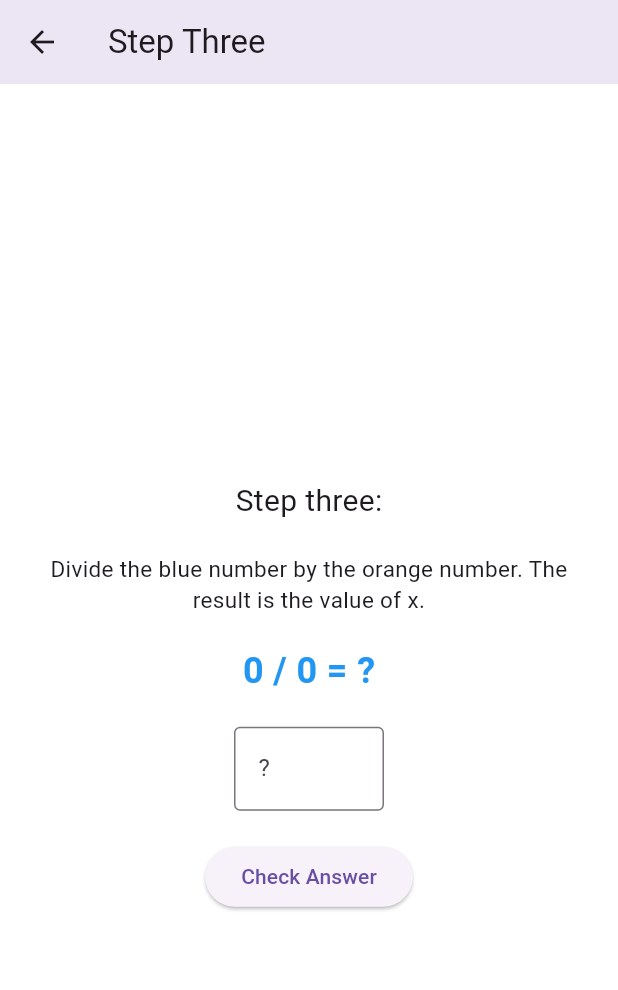
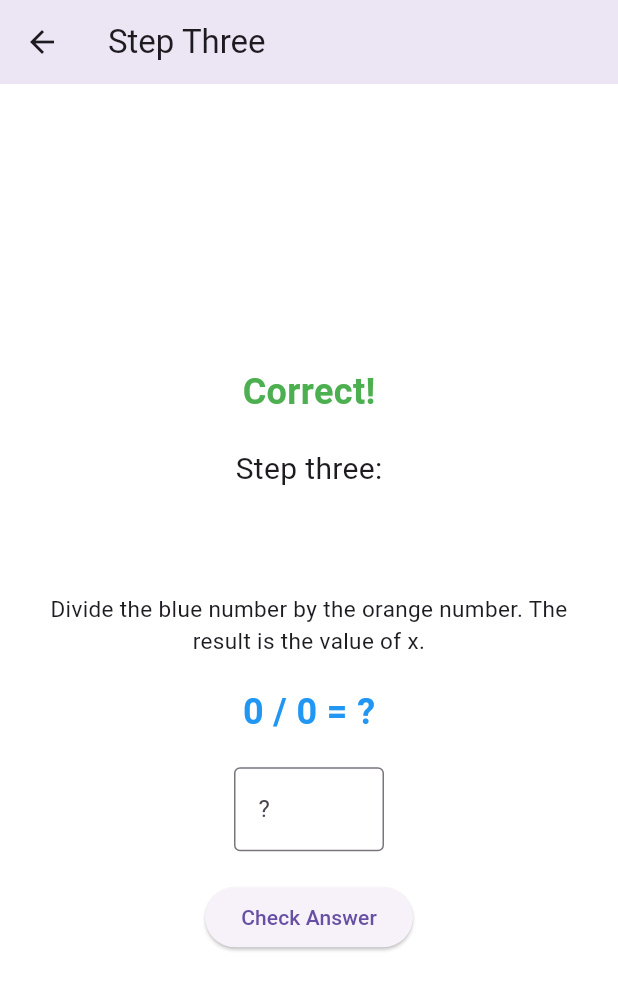
Before and after one commit to j-froment/Equation-Breaker, a Flutter app: the StepThreePage screen opened directly with empty values, on a phone screen of 412 x 824 dp. Shown: the top 990 px of the screen. Run offline on Flutter 3.47's test engine with Material 3 defaults, Android fonts, the phone set to English and light mode, and no system bars.

Commit message:
correct formating step 3

```diff
--- a/lib/main.dart
+++ b/lib/main.dart
@@ -445,12 +445,13 @@ class _EquationPageState extends State<EquationPage> {
          child: Column(
            mainAxisAlignment: MainAxisAlignment.center,
            children: [
+              const Text(
+                'Step one:',
+                style: TextStyle(fontSize: 20),
+              ),
              findThings(widget.equation),
-             const SizedBox(height: 40),
-             const Text(
-               'Step one:',
-               style: TextStyle(fontSize: 20),
-             ),
+            const SizedBox(height: 20),
+
              const Text(
                'Add all the orange numbers on the right side together. Then subtract the orange numbers on the left side from that sum.',
                style: TextStyle(fontSize: 15),
@@ -738,13 +739,24 @@ void initState() {
           child: Column(
             mainAxisAlignment: MainAxisAlignment.center,
             children: [
-              findThings(widget.equation),
+              const Text(
+                'Correct!',
+                style: TextStyle(
+                  fontSize: 24,
+                  fontWeight: FontWeight.bold,
+                  color: Colors.green,
+                ),
+              ),
               const SizedBox(height: 20),
+
               const Text(
                 'Step three:',
                 style: TextStyle(fontSize: 20),
               ),
               const SizedBox(height: 20),
+              findThings(widget.equation),
+              const SizedBox(height: 20),
+
               const Text(
                 'Divide the blue number by the orange number. The result is the value of x.',
                 textAlign: TextAlign.center,
```
